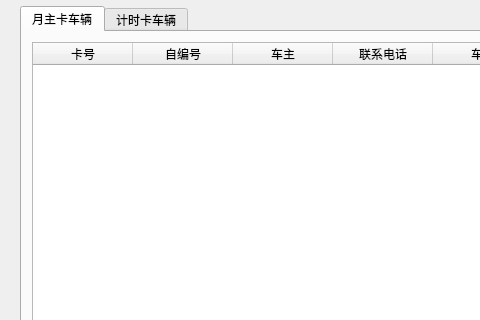
First picture: the form in Dialog/dlgstaying.ui, repository Anne081031/WinParkUI, before the edit; both pictures show x 0 to 480 and y 0 to 320 of the 885 by 587 pixel window.
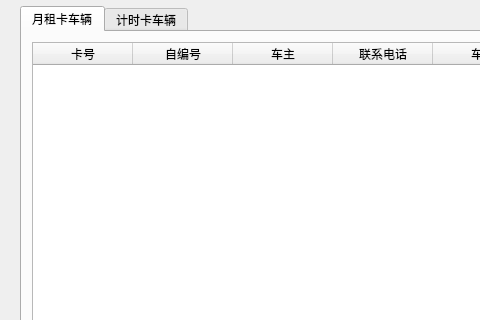
Second picture: the form after the edit.

Patch:
```diff
--- a/Dialog/dlgstaying.ui
+++ b/Dialog/dlgstaying.ui
@@ -27,7 +27,7 @@
    </property>
    <widget class="QWidget" name="tab">
     <attribute name="title">
-     <string>月主卡车辆</string>
+     <string>月租卡车辆</string>
     </attribute>
     <widget class="QTableWidget" name="tableWidgetMonth">
      <property name="geometry">
```
